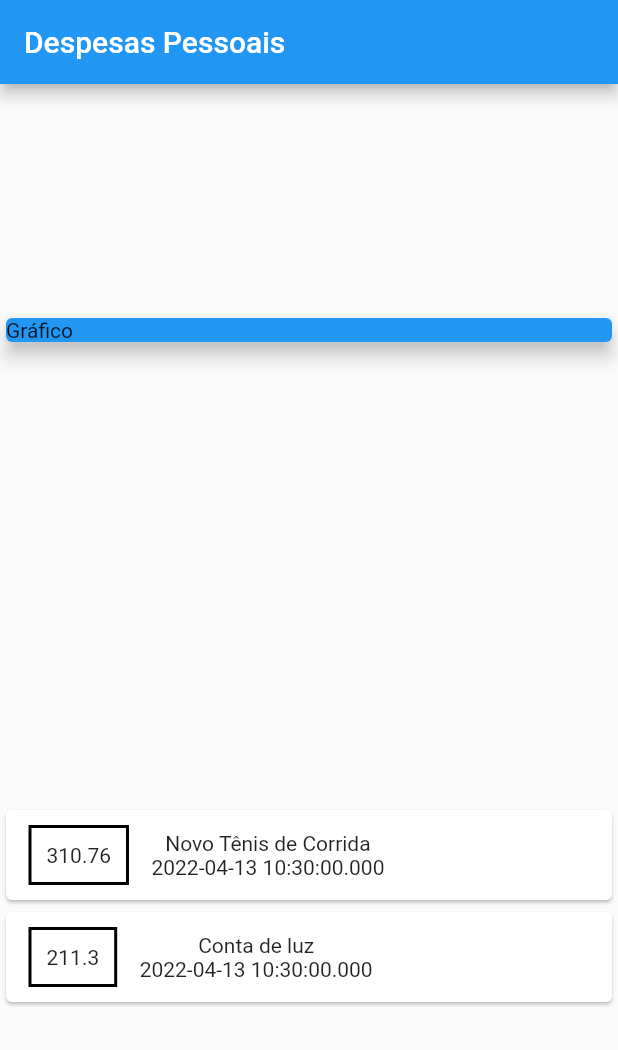
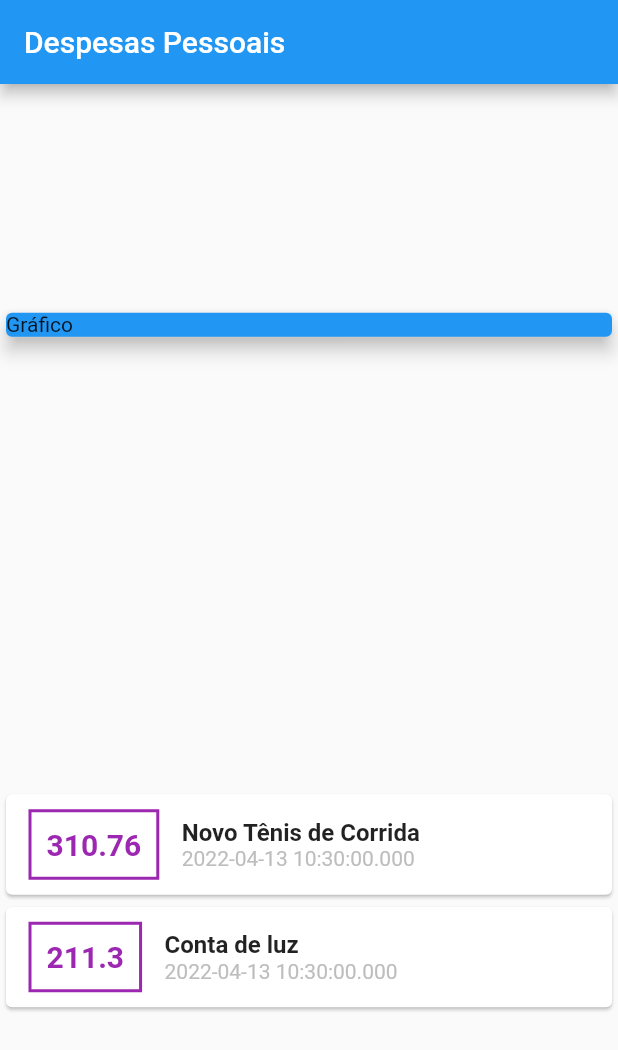
Before and after one commit to Deeved/flutter_expenses, a Flutter app: the screen it shows after launch, on a phone screen of 412 x 824 dp. Shown: the top 1050 px of the screen. Run offline on Flutter 3.47's test engine with Material 2 defaults, Android fonts, the phone set to English and light mode, and no system bars.

Commit message:
Desafio - estilo título e data

```diff
--- a/lib/main.dart
+++ b/lib/main.dart
@@ -59,17 +59,36 @@ class MyHomePage extends StatelessWidget {
                         ),
                         decoration: BoxDecoration(
                           border: Border.all(
-                            color: Colors.black,
+                            color: Colors.purple,
                             width: 2,
                           )
                         ),
                         padding: EdgeInsets.all(10),
-                        child: Text(tr.value.toString()),
+                        child: Text(
+                          tr.value.toString(),
+                          style: TextStyle(
+                            fontWeight: FontWeight.bold,
+                            fontSize: 20,
+                            color: Colors.purple,
+                          ),
+                        ),
                       ),
                       Column(
+                        crossAxisAlignment: CrossAxisAlignment.start,
                         children: <Widget>[
-                          Text(tr.title),
-                          Text(tr.date.toString()),
+                          Text(
+                            tr.title,
+                            style: TextStyle(
+                              fontSize: 16,
+                              fontWeight: FontWeight.bold,
+                            ),
+                          ),
+                          Text(
+                            tr.date.toString(),
+                            style: TextStyle(
+                              color: Colors.grey[400]
+                            ),
+                          ),
                         ],
                       )
                     ],
```
